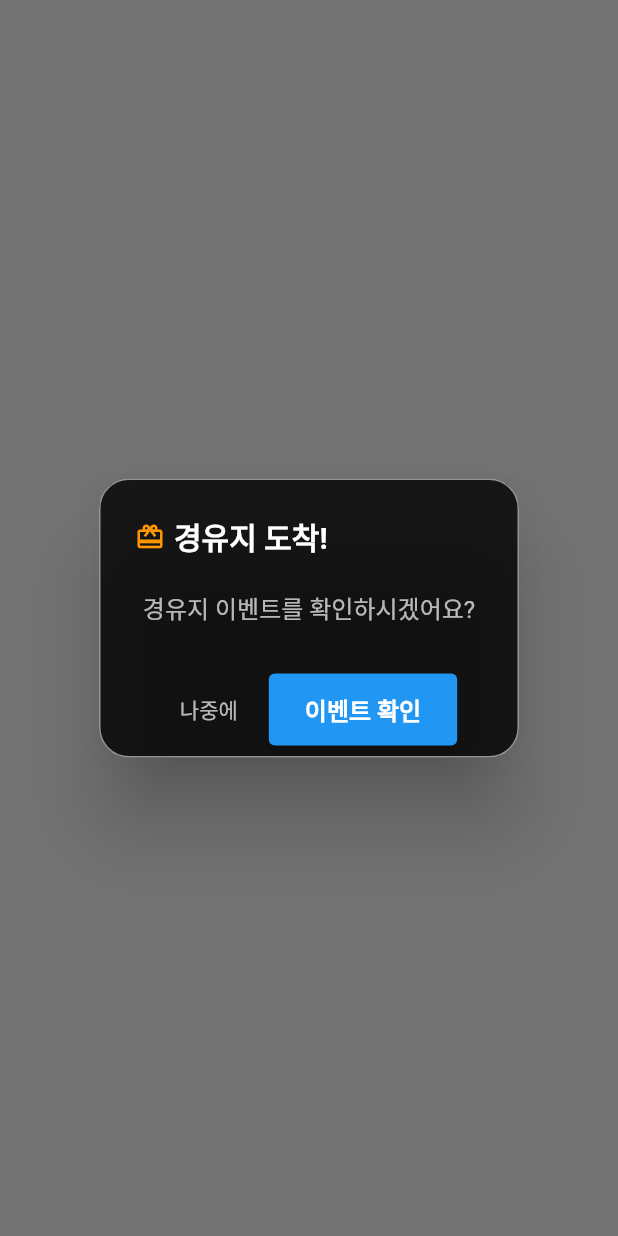
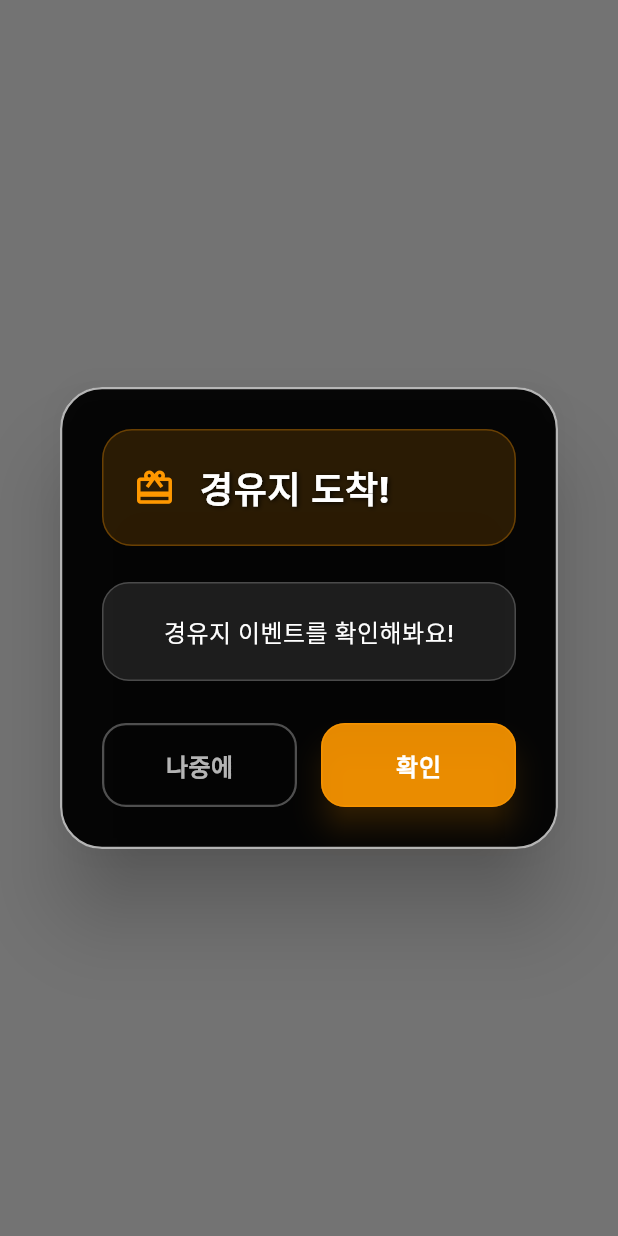
Before and after one commit to keepdev0919/evening-walk, a Flutter app: what showWaypointArrivalDialog() shows on an empty page, opened directly with empty values, on a phone screen of 412 x 824 dp. Run offline on Flutter 3.47's test engine with Material 3 defaults, Android fonts, the phone set to English and light mode, and no system bars; our stand-ins replace cached_network_image, cloud_firestore, firebase_auth, firebase_core, firebase_storage, flutter_compass and 9 more; missing offline and left inert: kakao_flutter_sdk_user; accounts and stored records are empty; Roboto replaces fonts that are missing (Cafe24Oneprettynight).

Commit message:
fix : 자잘한 렉 fix

```diff
--- a/lib/src/features/walk/presentation/screens/walk_in_progress_map_screen.dart
+++ b/lib/src/features/walk/presentation/screens/walk_in_progress_map_screen.dart
@@ -150,7 +150,7 @@ class _WalkInProgressMapScreenState extends State<WalkInProgressMapScreen>
   Color _getMateColor(String mate) {
     if (mate == '혼자') return Colors.blue;
     if (mate == '연인') return Colors.pink;
-    if (mate.startsWith('친구')) return Colors.orange;
+    if (mate.startsWith('친구')) return Colors.green;
     return Colors.green; // 기본값
   }
 
--- a/lib/src/features/walk/presentation/widgets/common_arrival_dialog.dart
+++ b/lib/src/features/walk/presentation/widgets/common_arrival_dialog.dart
@@ -21,64 +21,191 @@ class CommonArrivalDialog {
     VoidCallback? onMessageTap,
     VoidCallback? onLater,
     bool barrierDismissible = false,
-    String confirmLabel = '이벤트 확인',
+    String confirmLabel = '확인',
   }) {
     return showDialog<T>(
       context: context,
       barrierDismissible: barrierDismissible,
       builder: (BuildContext dialogContext) {
-        return AlertDialog(
-          backgroundColor: Colors.black.withValues(alpha: 0.8),
+        return Dialog(
+          backgroundColor: Colors.black.withValues(alpha: 0.95),
           shape: RoundedRectangleBorder(
-            borderRadius: BorderRadius.circular(20),
-            side: const BorderSide(color: Colors.white54, width: 1),
+            borderRadius: BorderRadius.circular(28),
+            side: const BorderSide(color: Colors.white70, width: 1.5),
           ),
-          title: Row(
+          child: Container(
+            constraints: const BoxConstraints(
+              maxWidth: 420,
+              maxHeight: 500,
+            ),
+            padding: const EdgeInsets.all(28),
+            child: Column(
               mainAxisSize: MainAxisSize.min,
               children: [
-              Icon(icon, color: iconColor, size: 20),
-              const SizedBox(width: 6),
-              Text(
+                // 제목 영역
+                Container(
+                  padding: const EdgeInsets.all(20),
+                  decoration: BoxDecoration(
+                    color: iconColor.withValues(alpha: 0.15),
+                    borderRadius: BorderRadius.circular(20),
+                    border: Border.all(
+                      color: iconColor.withValues(alpha: 0.3),
+                      width: 1,
+                    ),
+                  ),
+                  child: Row(
+                    mainAxisSize: MainAxisSize.min,
+                    children: [
+                      Icon(
+                        icon,
+                        color: iconColor,
+                        size: 28,
+                      ),
+                      const SizedBox(width: 16),
+                      Expanded(
+                        child: Text(
                           title,
-                style: const TextStyle(
+                          style: TextStyle(
                             color: Colors.white,
-                  fontWeight: FontWeight.bold,
+                            fontSize: 24,
+                            fontWeight: FontWeight.w800,
+                            letterSpacing: 0.5,
+                            shadows: [
+                              Shadow(
+                                color: Colors.black.withValues(alpha: 0.8),
+                                blurRadius: 4,
+                                offset: const Offset(1, 1),
+                              ),
+                            ],
+                          ),
                         ),
                       ),
                     ],
                   ),
-          content: GestureDetector(
+                ),
+
+                const SizedBox(height: 24),
+
+                // 메시지 영역
+                GestureDetector(
                   onTap: onMessageTap,
+                  child: Container(
+                    width: double.infinity,
+                    padding: const EdgeInsets.all(20),
+                    decoration: BoxDecoration(
+                      color: Colors.white.withValues(alpha: 0.1),
+                      borderRadius: BorderRadius.circular(18),
+                      border: Border.all(
+                        color: Colors.white.withValues(alpha: 0.2),
+                        width: 1,
+                      ),
+                    ),
                     child: Text(
                       message,
-              style: const TextStyle(color: Colors.white70),
+                      style: const TextStyle(
+                        color: Colors.white,
+                        fontSize: 16,
+                        height: 1.5,
+                        letterSpacing: 0.3,
+                        fontWeight: FontWeight.w500,
+                      ),
                       textAlign: TextAlign.center,
                     ),
                   ),
-          actionsAlignment: MainAxisAlignment.center,
-          actions: <Widget>[
-            if (onLater != null)
-              TextButton(
+                ),
+
+                const SizedBox(height: 28),
+
+                // 버튼 영역
+                Row(
+                  mainAxisAlignment: MainAxisAlignment.center,
+                  children: [
+                    if (onLater != null) ...[
+                      Expanded(
+                        flex: 1,
+                        child: Container(
+                          margin: const EdgeInsets.only(right: 8),
+                          child: ElevatedButton(
                             onPressed: () {
-                  Navigator.of(dialogContext).pop(false); // false 반환
+                              Navigator.of(dialogContext).pop(false);
                               onLater();
                             },
-                child:
-                    const Text('나중에', style: TextStyle(color: Colors.white70)),
+                            style: ElevatedButton.styleFrom(
+                              backgroundColor: Colors.transparent,
+                              foregroundColor: Colors.white70,
+                              elevation: 0,
+                              padding: const EdgeInsets.symmetric(
+                                vertical: 16,
+                                horizontal: 20,
                               ),
-            ElevatedButton(
+                              shape: RoundedRectangleBorder(
+                                borderRadius: BorderRadius.circular(16),
+                                side: BorderSide(
+                                  color: Colors.white.withValues(alpha: 0.3),
+                                  width: 1.5,
+                                ),
+                              ),
+                            ),
+                            child: const Text(
+                              '나중에',
+                              style: TextStyle(
+                                fontSize: 16,
+                                fontWeight: FontWeight.w600,
+                                letterSpacing: 0.3,
+                              ),
+                              maxLines: 1,
+                              overflow: TextOverflow.ellipsis,
+                            ),
+                          ),
+                        ),
+                      ),
+                    ],
+                    Expanded(
+                      flex: 1,
+                      child: Container(
+                        margin: EdgeInsets.only(
+                          left: onLater != null ? 8 : 0,
+                        ),
+                        child: ElevatedButton(
                           onPressed: () {
-                Navigator.of(dialogContext).pop(true); // true 반환
+                            Navigator.of(dialogContext).pop(true);
                             onEventConfirm();
                           },
                           style: ElevatedButton.styleFrom(
-                backgroundColor: Colors.blue,
-                padding:
-                    const EdgeInsets.symmetric(vertical: 12, horizontal: 24),
+                            backgroundColor: iconColor.withValues(alpha: 0.9),
+                            foregroundColor: Colors.white,
+                            elevation: 8,
+                            shadowColor: iconColor.withValues(alpha: 0.4),
+                            padding: const EdgeInsets.symmetric(
+                              vertical: 16,
+                              horizontal: 20,
                             ),
-              child: Text(confirmLabel),
+                            shape: RoundedRectangleBorder(
+                              borderRadius: BorderRadius.circular(16),
+                            ),
+                            side: BorderSide(
+                              color: iconColor.withValues(alpha: 0.6),
+                              width: 1,
+                            ),
+                          ),
+                          child: Text(
+                            confirmLabel,
+                            style: const TextStyle(
+                              fontSize: 16,
+                              fontWeight: FontWeight.w700,
+                              letterSpacing: 0.5,
+                            ),
+                            maxLines: 1,
+                            overflow: TextOverflow.ellipsis,
+                          ),
+                        ),
+                      ),
                     ),
                   ],
+                ),
+              ],
+            ),
+          ),
         );
       },
     );
--- a/lib/src/features/walk/presentation/widgets/waypointDialog.dart
+++ b/lib/src/features/walk/presentation/widgets/waypointDialog.dart
@@ -16,7 +16,7 @@ class WaypointDialogs {
       title: '경유지 도착!',
       icon: Icons.card_giftcard,
       iconColor: Colors.orange,
-      message: '경유지 이벤트를 확인하시겠어요?',
+      message: '경유지 이벤트를 확인해봐요!',
       onEventConfirm: () {
         // 연인 모드: 질문 종류 선택 다이얼로그 표시
         if (selectedMate == '연인') {
```
Also changed, not shown: .claude/settings.local.json. Lines whose indentation alone changed are shown as unchanged.
